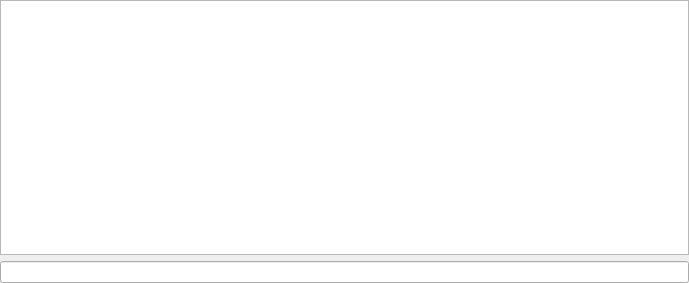
Before: the Qt Designer form addons/search/results.ui in KDE/kate, drawn with Qt 5.
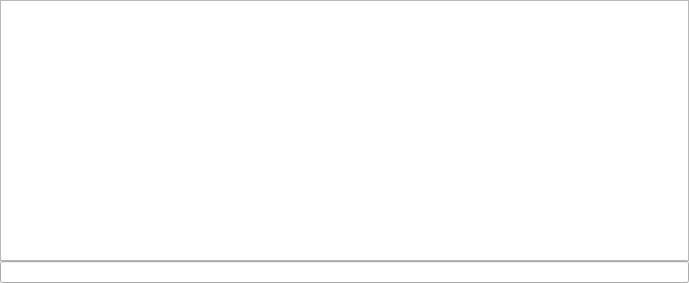
After: the same form once the commit is applied. Custom widgets are drawn as their Qt base class.

Commit message:
Use more standard value for layout spacing and margins in diagnostics and search pannel
This increase consistency

Patch:
```diff
--- a/addons/search/results.ui
+++ b/addons/search/results.ui
@@ -23,6 +23,9 @@
    <property name="bottomMargin">
     <number>0</number>
    </property>
+   <property name="spacing">
+    <number>0</number>
+   </property>
    <item>
     <widget class="ResultsTreeView" name="treeView">
      <property name="uniformRowHeights">
```
The commit also changes 3 other files.
